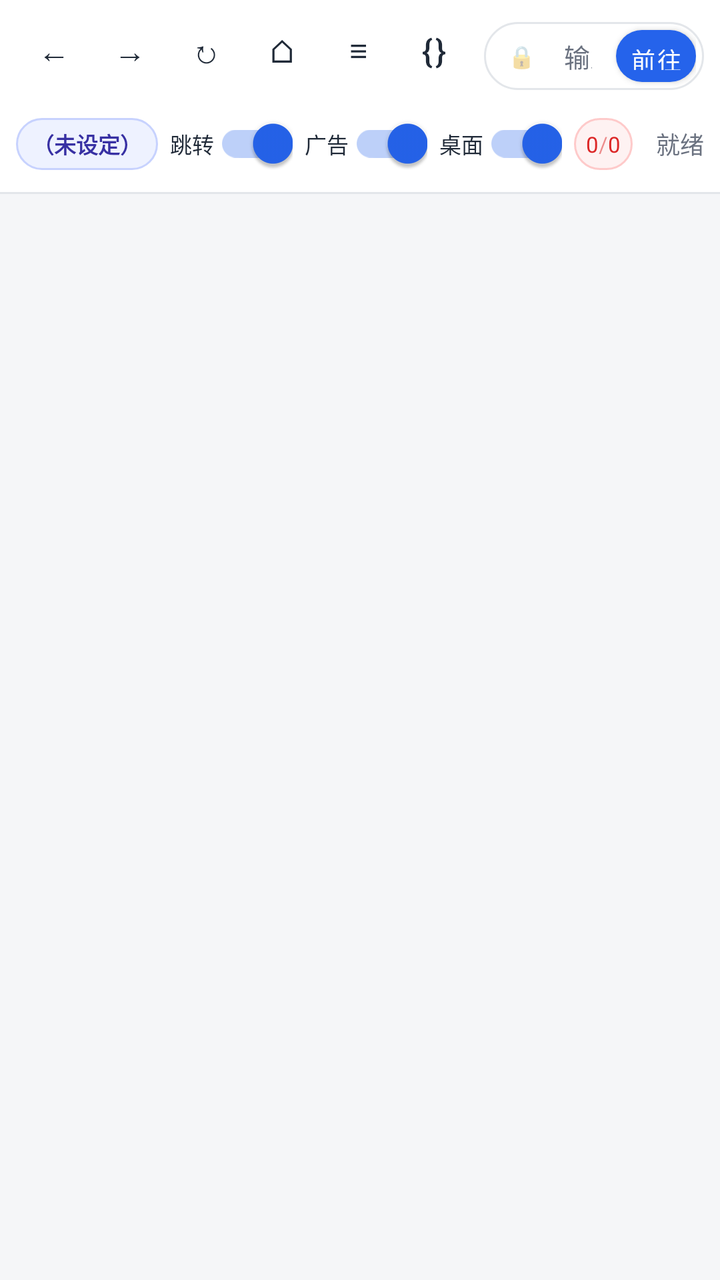
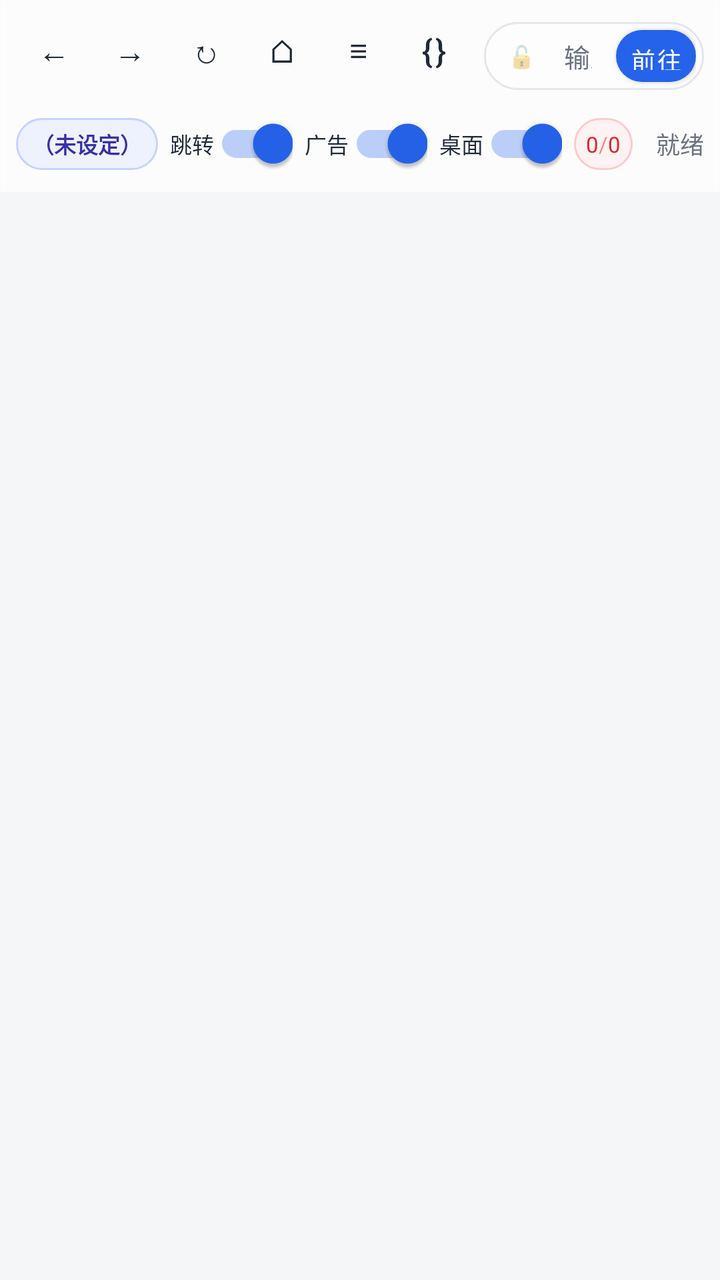

Two renders of the same Android screen: before a commit and after it. Below are the layout's source before the change and the commit's diff.
<!-- AndroidManifest.xml: application theme Theme.SiteLockBrowser -->
<!-- res/layout/activity_main.xml -->
<?xml version="1.0" encoding="utf-8"?>
<LinearLayout xmlns:android="http://schemas.android.com/apk/res/android"
    android:layout_width="match_parent"
    android:layout_height="match_parent"
    android:orientation="vertical"
    android:background="@color/bg">

    
    <LinearLayout
        android:layout_width="match_parent"
        android:layout_height="wrap_content"
        android:orientation="vertical"
        android:background="@color/bar_bg"
        android:padding="8dp">

        
        <LinearLayout
            android:layout_width="match_parent"
            android:layout_height="40dp"
            android:orientation="horizontal"
            android:gravity="center_vertical">

            <LinearLayout
                android:layout_width="wrap_content"
                android:layout_height="match_parent"
                android:orientation="horizontal">

                <Button
                    android:id="@+id/btnBack"
                    style="@style/NavButton"
                    android:text="←" />

                <Button
                    android:id="@+id/btnForward"
                    style="@style/NavButton"
                    android:text="→" />

                <Button
                    android:id="@+id/btnReload"
                    style="@style/NavButton"
                    android:text="↻" />

                <Button
                    android:id="@+id/btnHome"
                    style="@style/NavButton"
                    android:text="⌂" />

                <Button
                    android:id="@+id/btnHistory"
                    style="@style/NavButton"
                    android:text="≡" />

                <Button
                    android:id="@+id/btnScripts"
                    style="@style/NavButton"
                    android:text="{}" />
            </LinearLayout>

            <FrameLayout
                android:layout_width="0dp"
                android:layout_height="34dp"
                android:layout_weight="1"
                android:layout_marginStart="6dp"
                android:background="@drawable/addr_bg"
                android:paddingStart="12dp"
                android:paddingEnd="4dp">

                <TextView
                    android:id="@+id/lockIcon"
                    android:layout_width="wrap_content"
                    android:layout_height="match_parent"
                    android:gravity="center"
                    android:text="🔒"
                    android:textSize="11sp"
                    android:alpha="0.7"
                    android:layout_gravity="start|center_vertical" />

                <EditText
                    android:id="@+id/urlInput"
                    android:layout_width="match_parent"
                    android:layout_height="match_parent"
                    android:layout_marginStart="22dp"
                    android:layout_marginEnd="46dp"
                    android:background="@null"
                    android:hint="@string/hint_url"
                    android:textColorHint="@color/muted"
                    android:textSize="13sp"
                    android:textColor="@color/text"
                    android:inputType="textUri"
                    android:imeOptions="actionGo"
                    android:singleLine="true"
                    android:paddingStart="6dp"
                    android:paddingEnd="6dp" />

                <Button
                    android:id="@+id/btnGo"
                    android:layout_width="40dp"
                    android:layout_height="26dp"
                    android:layout_gravity="end|center_vertical"
                    android:background="@drawable/go_btn_bg"
                    android:text="@string/go"
                    android:textColor="@color/white"
                    android:textSize="12sp"
                    android:minWidth="0dp"
                    android:minHeight="0dp"
                    android:padding="0dp" />
            </FrameLayout>
        </LinearLayout>

        
        <LinearLayout
            android:layout_width="match_parent"
            android:layout_height="32dp"
            android:layout_marginTop="8dp"
            android:orientation="horizontal"
            android:gravity="center_vertical">

            <LinearLayout
                android:layout_width="wrap_content"
                android:layout_height="26dp"
                android:orientation="horizontal"
                android:gravity="center_vertical"
                android:background="@drawable/chip_bg"
                android:paddingStart="8dp"
                android:paddingEnd="8dp">

                <TextView
                    android:id="@+id/homeDomain"
                    android:layout_width="wrap_content"
                    android:layout_height="wrap_content"
                    android:text="@string/home_none"
                    android:textColor="@color/chip_text"
                    android:textSize="11sp"
                    android:textStyle="bold"
                    android:maxWidth="100dp"
                    android:singleLine="true"
                    android:ellipsize="end" />
            </LinearLayout>

            <androidx.appcompat.widget.SwitchCompat
                android:id="@+id/toggleRedirects"
                android:layout_width="wrap_content"
                android:layout_height="26dp"
                android:layout_marginStart="6dp"
                android:checked="true"
                android:text="@string/toggle_redirects_short"
                android:textSize="11sp"
                android:textColor="@color/text" />

            <androidx.appcompat.widget.SwitchCompat
                android:id="@+id/toggleAds"
                android:layout_width="wrap_content"
                android:layout_height="26dp"
                android:layout_marginStart="6dp"
                android:checked="true"
                android:text="@string/toggle_ads_short"
                android:textSize="11sp"
                android:textColor="@color/text" />

            <androidx.appcompat.widget.SwitchCompat
                android:id="@+id/toggleDesktop"
                android:layout_width="wrap_content"
                android:layout_height="26dp"
                android:layout_marginStart="6dp"
                android:checked="true"
                android:text="@string/toggle_desktop_short"
                android:textSize="11sp"
                android:textColor="@color/text" />

            <LinearLayout
                android:id="@+id/countsBox"
                android:layout_width="wrap_content"
                android:layout_height="26dp"
                android:orientation="horizontal"
                android:gravity="center_vertical"
                android:layout_marginStart="6dp"
                android:background="@drawable/count_bg"
                android:paddingStart="6dp"
                android:paddingEnd="6dp"
                android:clickable="true"
                android:focusable="true">

                <TextView
                    android:id="@+id/redirectCount"
                    android:layout_width="wrap_content"
                    android:layout_height="wrap_content"
                    android:text="0"
                    android:textColor="@color/danger"
                    android:textSize="11sp" />

                <TextView
                    android:layout_width="wrap_content"
                    android:layout_height="wrap_content"
                    android:text="/"
                    android:textColor="@color/danger"
                    android:textSize="11sp"
                    android:alpha="0.5" />

                <TextView
                    android:id="@+id/adCount"
                    android:layout_width="wrap_content"
                    android:layout_height="wrap_content"
                    android:text="0"
                    android:textColor="@color/danger"
                    android:textSize="11sp" />
            </LinearLayout>

            <TextView
                android:id="@+id/statusText"
                android:layout_width="0dp"
                android:layout_height="match_parent"
                android:layout_weight="1"
                android:gravity="end|center_vertical"
                android:text="@string/status_ready"
                android:textColor="@color/muted"
                android:textSize="12sp"
                android:singleLine="true"
                android:ellipsize="end"
                android:paddingStart="8dp" />
        </LinearLayout>
    </LinearLayout>

    <View
        android:layout_width="match_parent"
        android:layout_height="1dp"
        android:background="@color/border" />

    
    <FrameLayout
        android:id="@+id/webContainer"
        android:layout_width="match_parent"
        android:layout_height="match_parent" />

</LinearLayout>
<!-- resources referenced by this layout -->
<resources>
  <color name="bar_bg">#FFFFFF</color>
  <color name="bg">#F5F6F8</color>
  <color name="border">#E3E6EA</color>
  <color name="chip_text">#3730A3</color>
  <color name="danger">#DC2626</color>
  <color name="muted">#6B7280</color>
  <color name="text">#1F2937</color>
  <color name="white">#FFFFFF</color>
  <!-- drawable addr_bg (drawable) -->
  <?xml version="1.0" encoding="utf-8"?>
  <shape xmlns:android="http://schemas.android.com/apk/res/android" android:shape="rectangle">
      <solid android:color="@color/white" />
      <stroke android:width="1dp" android:color="@color/border" />
      <corners android:radius="17dp" />
  </shape>
  <!-- drawable chip_bg (drawable) -->
  <?xml version="1.0" encoding="utf-8"?>
  <shape xmlns:android="http://schemas.android.com/apk/res/android" android:shape="rectangle">
      <solid android:color="@color/chip_bg" />
      <stroke android:width="1dp" android:color="@color/chip_border" />
      <corners android:radius="13dp" />
  </shape>
  <!-- drawable count_bg (drawable) -->
  <?xml version="1.0" encoding="utf-8"?>
  <shape xmlns:android="http://schemas.android.com/apk/res/android" android:shape="rectangle">
      <solid android:color="@color/count_bg" />
      <stroke android:width="1dp" android:color="@color/count_border" />
      <corners android:radius="13dp" />
  </shape>
  <!-- drawable go_btn_bg (drawable) -->
  <?xml version="1.0" encoding="utf-8"?>
  <shape xmlns:android="http://schemas.android.com/apk/res/android" android:shape="rectangle">
      <solid android:color="@color/accent" />
      <corners android:radius="13dp" />
  </shape>
  <string name="go">前往</string>
  <string name="hint_url">输入网址，该域名将作为「本网站」</string>
  <string name="home_none">（未设定）</string>
  <string name="status_ready">就绪</string>
  <string name="toggle_ads_short">广告</string>
  <string name="toggle_desktop_short">桌面</string>
  <string name="toggle_redirects_short">跳转</string>
  <style name="Theme.SiteLockBrowser" parent="Theme.MaterialComponents.Light.NoActionBar">
          <item name="colorPrimary">@color/accent</item>
          <item name="colorPrimaryDark">@color/accent_dark</item>
          <item name="colorAccent">@color/accent</item>
          <item name="android:windowBackground">@color/bg</item>
          <item name="android:statusBarColor">@color/bar_bg</item>
          <item name="android:windowLightStatusBar">true</item>
      </style>
  <color name="chip_bg">#EEF2FF</color>
  <color name="chip_border">#C7D2FE</color>
  <color name="count_bg">#FEF2F2</color>
  <color name="count_border">#FECACA</color>
  <color name="accent">#2563EB</color>
  <color name="accent_dark">#1D4ED8</color>
  <!-- unchanged entries left out for length: 1 -->
</resources>

<!-- the commit's change to res/layout/activity_main.xml (unified diff, before → after) -->
@@ -1,17 +1,29 @@
 <?xml version="1.0" encoding="utf-8"?>
-<LinearLayout xmlns:android="http://schemas.android.com/apk/res/android"
+<FrameLayout xmlns:android="http://schemas.android.com/apk/res/android"
     android:layout_width="match_parent"
     android:layout_height="match_parent"
-    android:orientation="vertical"
-    android:background="@color/bg">
+    android:background="@color/bg"
+    android:fitsSystemWindows="false">
+
+    
+    <FrameLayout
+        android:id="@+id/webContainer"
+        android:layout_width="match_parent"
+        android:layout_height="match_parent" />
 
     
     <LinearLayout
+        android:id="@+id/toolbar"
         android:layout_width="match_parent"
         android:layout_height="wrap_content"
+        android:layout_gravity="top"
         android:orientation="vertical"
-        android:background="@color/bar_bg"
-        android:padding="8dp">
+        android:background="@drawable/toolbar_glass_bg"
+        android:paddingStart="8dp"
+        android:paddingEnd="8dp"
+        android:paddingTop="8dp"
+        android:paddingBottom="8dp"
+        android:elevation="6dp">
 
         
         <LinearLayout
@@ -70,7 +82,7 @@
                     android:layout_width="wrap_content"
                     android:layout_height="match_parent"
                     android:gravity="center"
-                    android:text="🔒"
+                    android:text="🔓"
                     android:textSize="11sp"
                     android:alpha="0.7"
                     android:layout_gravity="start|center_vertical" />
@@ -220,15 +232,4 @@
         </LinearLayout>
     </LinearLayout>
 
-    <View
-        android:layout_width="match_parent"
-        android:layout_height="1dp"
-        android:background="@color/border" />
-
-    
-    <FrameLayout
-        android:id="@+id/webContainer"
-        android:layout_width="match_parent"
-        android:layout_height="match_parent" />
-
-</LinearLayout>
+</FrameLayout>
<!-- resource entries referenced after the edit -->
@@ -1,6 +1,5 @@
 <!-- resources referenced by this layout -->
 <resources>
-  <color name="bar_bg">#FFFFFF</color>
   <color name="bg">#F5F6F8</color>
   <color name="border">#E3E6EA</color>
   <color name="chip_text">#3730A3</color>
@@ -11,7 +10,7 @@
   <!-- drawable addr_bg (drawable) -->
   <?xml version="1.0" encoding="utf-8"?>
   <shape xmlns:android="http://schemas.android.com/apk/res/android" android:shape="rectangle">
-      <solid android:color="@color/white" />
+      <solid android:color="@color/glass_addr_bg" />
       <stroke android:width="1dp" android:color="@color/border" />
       <corners android:radius="17dp" />
   </shape>
@@ -35,6 +34,13 @@
       <solid android:color="@color/accent" />
       <corners android:radius="13dp" />
   </shape>
+  <!-- drawable toolbar_glass_bg (drawable) -->
+  <?xml version="1.0" encoding="utf-8"?>
+  <shape xmlns:android="http://schemas.android.com/apk/res/android" android:shape="rectangle">
+      
+      <solid android:color="@color/glass_bg" />
+      <stroke android:width="0.5dp" android:color="@color/glass_border" />
+  </shape>
   <string name="go">前往</string>
   <string name="hint_url">输入网址，该域名将作为「本网站」</string>
   <string name="home_none">（未设定）</string>
@@ -47,14 +53,23 @@
           <item name="colorPrimaryDark">@color/accent_dark</item>
           <item name="colorAccent">@color/accent</item>
           <item name="android:windowBackground">@color/bg</item>
-          <item name="android:statusBarColor">@color/bar_bg</item>
+          
+          <item name="android:statusBarColor">@android:color/transparent</item>
+          <item name="android:navigationBarColor">@android:color/transparent</item>
           <item name="android:windowLightStatusBar">true</item>
+          <item name="android:windowLightNavigationBar">true</item>
+          <item name="android:windowDrawsSystemBarBackgrounds">true</item>
+          <item name="android:enforceNavigationBarContrast">false</item>
+          <item name="android:enforceStatusBarContrast">false</item>
       </style>
+  <color name="glass_addr_bg">#80FFFFFF</color>
   <color name="chip_bg">#EEF2FF</color>
   <color name="chip_border">#C7D2FE</color>
   <color name="count_bg">#FEF2F2</color>
   <color name="count_border">#FECACA</color>
   <color name="accent">#2563EB</color>
+  <color name="glass_bg">#B3FFFFFF</color>
+  <color name="glass_border">#33FFFFFF</color>
   <color name="accent_dark">#1D4ED8</color>
   <!-- unchanged entries left out for length: 1 -->
 </resources>
